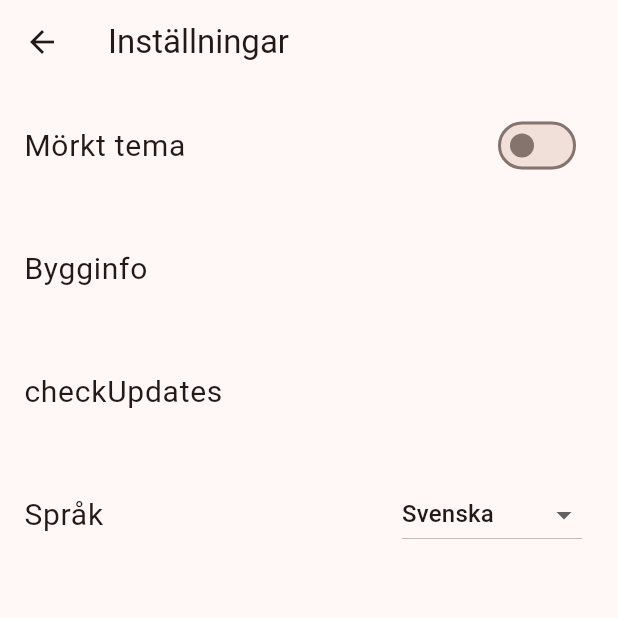
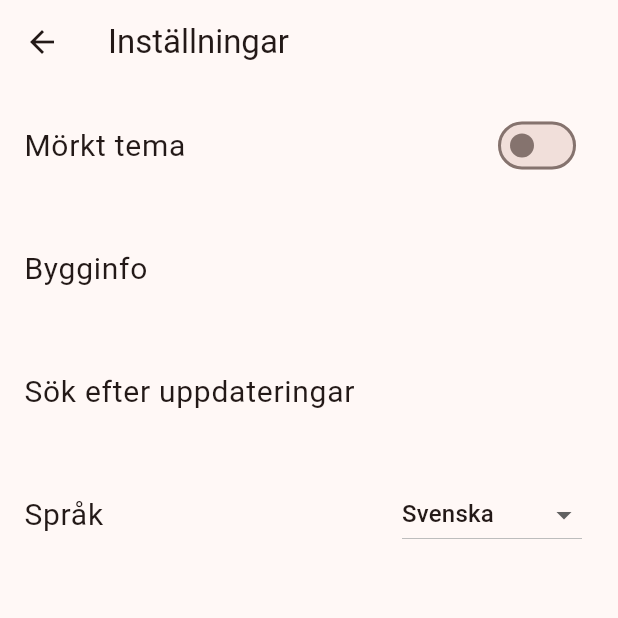
Before and after one commit to bl4ckswordsman/abc_app, a Flutter app: the SettingsPage screen opened by its route, on a phone screen of 412 x 824 dp, the top half of it. Run offline on Flutter 3.47's test engine with Material 3 defaults, Android fonts, the light colour scheme and no system bars; our stand-ins replace adaptive_theme, audioplayers, confetti, eva_icons_flutter, flutter_colorpicker, open_file and 3 more; missing offline and left inert: flutter_custom_tabs; accounts and stored records are empty.

Commit message:
fix: update translation key from 'checkUpdates' to 'checkForUpdates'

```diff
--- a/lib/settings.dart
+++ b/lib/settings.dart
@@ -254,7 +254,7 @@ class SettingsPageState extends State<SettingsPage> {
                 title: Padding(
                   padding: const EdgeInsets.symmetric(vertical: 18.0),
                   child: Text(
-                    languageProvider.translate('checkUpdates'),
+                    languageProvider.translate('checkForUpdates'),
                     style: TextStyle(fontSize: 20),
                   ),
                 ),
```
